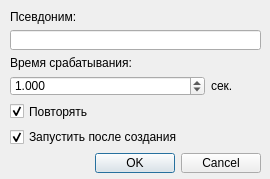
First picture: the form in gsaddtimerdialog.ui, repository ssbayanov/GeekSpace, before the edit.
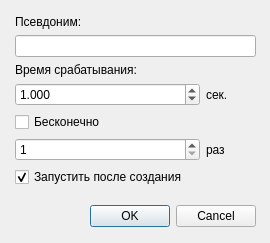
Second picture: the form after the edit. Icons and pictures are not drawn.

Patch:
```diff
--- a/gsaddtimerdialog.ui
+++ b/gsaddtimerdialog.ui
@@ -7,7 +7,7 @@
     <x>0</x>
     <y>0</y>
     <width>270</width>
-    <height>179</height>
+    <height>243</height>
    </rect>
   </property>
   <property name="sizePolicy">
@@ -16,6 +16,12 @@
     <verstretch>0</verstretch>
    </sizepolicy>
   </property>
+  <property name="maximumSize">
+   <size>
+    <width>16777215</width>
+    <height>243</height>
+   </size>
+  </property>
   <property name="windowTitle">
    <string>Dialog</string>
   </property>
@@ -25,10 +31,22 @@
      <x>10</x>
      <y>10</y>
      <width>251</width>
-     <height>163</height>
+     <height>222</height>
     </rect>
    </property>
-   <layout class="QVBoxLayout" name="verticalLayout">
+   <layout class="QVBoxLayout" name="centralLayout">
+    <property name="leftMargin">
+     <number>5</number>
+    </property>
+    <property name="topMargin">
+     <number>5</number>
+    </property>
+    <property name="rightMargin">
+     <number>5</number>
+    </property>
+    <property name="bottomMargin">
+     <number>5</number>
+    </property>
     <item>
      <widget class="QLabel" name="label_3">
       <property name="text">
@@ -37,7 +55,7 @@
      </widget>
     </item>
     <item>
-     <widget class="QLineEdit" name="lineAlias"/>
+     <widget class="QLineEdit" name="aliasEdit"/>
     </item>
     <item>
      <widget class="QLabel" name="label">
@@ -83,15 +101,39 @@
      </layout>
     </item>
     <item>
-     <widget class="QCheckBox" name="checkBoxRepeat">
+     <widget class="QCheckBox" name="unlimitedCheckBox">
       <property name="text">
-       <string>Повторять</string>
-      </property>
-      <property name="checked">
-       <bool>true</bool>
+       <string>Бесконечно</string>
       </property>
      </widget>
     </item>
+    <item>
+     <layout class="QHBoxLayout" name="horizontalLayout_2">
+      <item>
+       <widget class="QSpinBox" name="countSpin">
+        <property name="minimum">
+         <number>1</number>
+        </property>
+        <property name="maximum">
+         <number>2147483647</number>
+        </property>
+       </widget>
+      </item>
+      <item>
+       <widget class="QLabel" name="countLabel">
+        <property name="maximumSize">
+         <size>
+          <width>50</width>
+          <height>16777215</height>
+         </size>
+        </property>
+        <property name="text">
+         <string>раз</string>
+        </property>
+       </widget>
+      </item>
+     </layout>
+    </item>
     <item>
      <widget class="QCheckBox" name="checkBoxRun">
       <property name="text">
@@ -102,6 +144,19 @@
       </property>
      </widget>
     </item>
+    <item>
+     <spacer name="verticalSpacer">
+      <property name="orientation">
+       <enum>Qt::Vertical</enum>
+      </property>
+      <property name="sizeHint" stdset="0">
+       <size>
+        <width>20</width>
+        <height>40</height>
+       </size>
+      </property>
+     </spacer>
+    </item>
     <item>
      <widget class="QDialogButtonBox" name="buttonBox">
       <property name="orientation">
```
Left out of the diff: 5 changed lines with no effect on the pictures.
